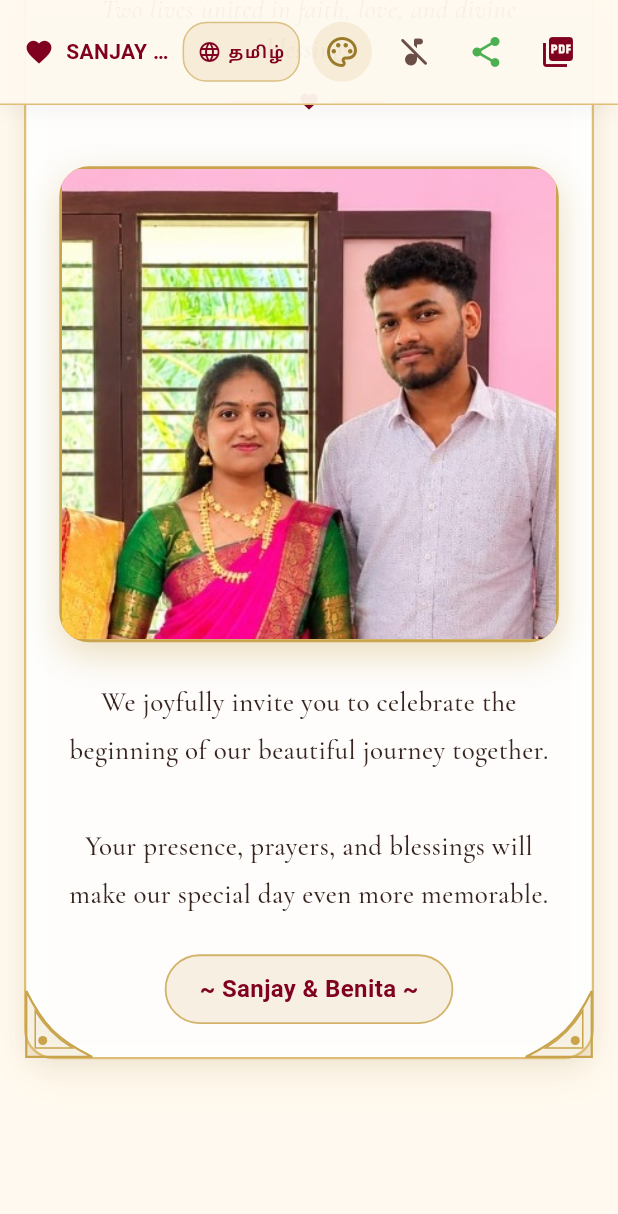
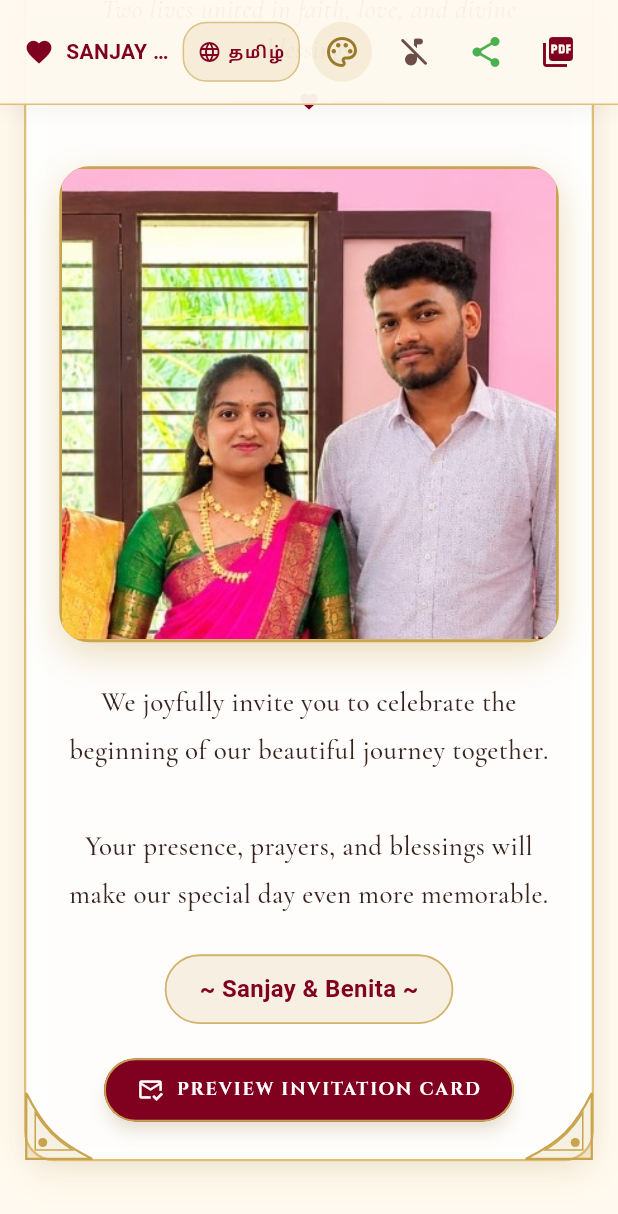
Before and after one commit to sanjaytamilan0/sanjaybenita, a Flutter app: the screen it shows after launch, scrolled down 1152 dp, on a phone screen of 412 x 824 dp. Shown: the top 1214 px of the screen. Run offline on Flutter 3.47's test engine with Material 3 defaults, Android fonts, the phone set to English and light mode, and no system bars; our stand-ins replace audioplayers, flutter_riverpod, google_fonts, pdf, printing; network calls fail.

Commit message:
feat: enhance couple background image visibility in preview dialog and add preview trigger to invitation message section

```diff
--- a/lib/features/home/views/home_screen.dart
+++ b/lib/features/home/views/home_screen.dart
@@ -113,7 +113,10 @@ class _HomeScreenState extends ConsumerState<HomeScreen> {
                 ),
                 Container(
                   key: _invitationKey,
-                  child: InvitationMessageSection(config: config),
+                  child: InvitationMessageSection(
+                    config: config,
+                    onPreviewInvitation: _showInvitationPreview,
+                  ),
                 ),
                 Container(
                   key: _coupleKey,
--- a/lib/features/home/widgets/invitation_message_section.dart
+++ b/lib/features/home/widgets/invitation_message_section.dart
@@ -8,10 +8,12 @@ import '../../../shared/widgets/section_header.dart';
 
 class InvitationMessageSection extends StatelessWidget {
   final WeddingConfig config;
+  final VoidCallback? onPreviewInvitation;
 
   const InvitationMessageSection({
     super.key,
     required this.config,
+    this.onPreviewInvitation,
   });
 
   @override
@@ -167,6 +169,30 @@ class InvitationMessageSection extends StatelessWidget {
             ),
           ),
         ),
+        if (onPreviewInvitation != null) ...[
+          const SizedBox(height: 20),
+          ElevatedButton.icon(
+            onPressed: onPreviewInvitation,
+            icon: const Icon(Icons.mark_email_read_outlined, size: 18),
+            label: Text(
+              'PREVIEW INVITATION CARD',
+              style: GoogleFonts.cinzel(
+                fontSize: isMobile ? 12 : 13,
+                fontWeight: FontWeight.bold,
+                letterSpacing: 1.2,
+              ),
+            ),
+            style: ElevatedButton.styleFrom(
+              backgroundColor: AppColors.primaryMaroon,
+              foregroundColor: Colors.white,
+              padding: const EdgeInsets.symmetric(horizontal: 22, vertical: 12),
+              shape: RoundedRectangleBorder(
+                borderRadius: BorderRadius.circular(24),
+                side: BorderSide(color: AppColors.antiqueGold, width: 1.2),
+              ),
+            ),
+          ),
+        ],
       ],
     );
   }
```
Also changed, not shown: lib/features/home/widgets/invitation_preview_dialog.dart (+23 -16 lines).
